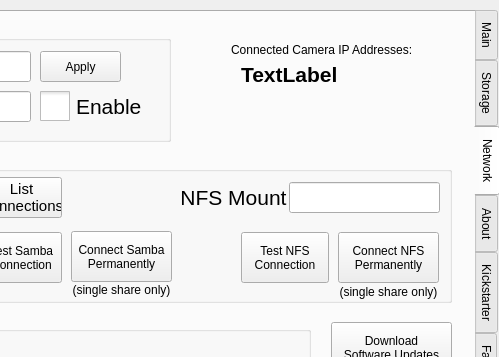
First picture: the form in src/utilwindow.ui, repository krontech/chronos-cam-app, before the edit; both pictures show x 301 to 800 and y 0 to 357 of the 800 by 480 pixel window.
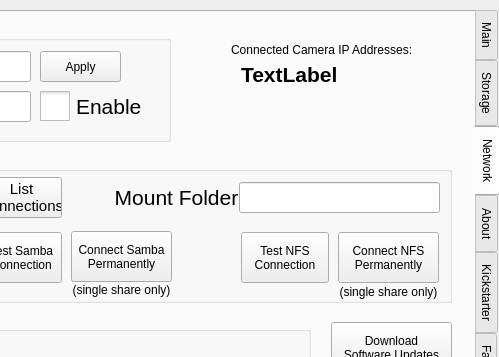
Second picture: the form after the edit. The open tabs and pages were chosen to show the change. Custom widgets are drawn as their Qt base class.

Commit message: Fixed it so SMB shares have arbitrary folder names

The edit to the form file:
```diff
--- a/src/utilwindow.ui
+++ b/src/utilwindow.ui
@@ -1348,9 +1348,9 @@
      <widget class="QLineEdit" name="lineNfsMount">
       <property name="geometry">
        <rect>
-        <x>558</x>
+        <x>508</x>
         <y>30</y>
-        <width>151</width>
+        <width>201</width>
         <height>31</height>
        </rect>
       </property>
@@ -1366,7 +1366,7 @@
      <widget class="QLabel" name="lblNetNfsMount">
       <property name="geometry">
        <rect>
-        <x>427</x>
+        <x>370</x>
         <y>30</y>
         <width>151</width>
         <height>31</height>
@@ -1378,7 +1378,7 @@
        </font>
       </property>
       <property name="text">
-       <string>NFS Mount</string>
+       <string>Mount Folder</string>
       </property>
       <property name="alignment">
        <set>Qt::AlignCenter</set>
```
Left out of the diff: 6 changed lines with no effect on the pictures. The commit also changes 2 other files.
